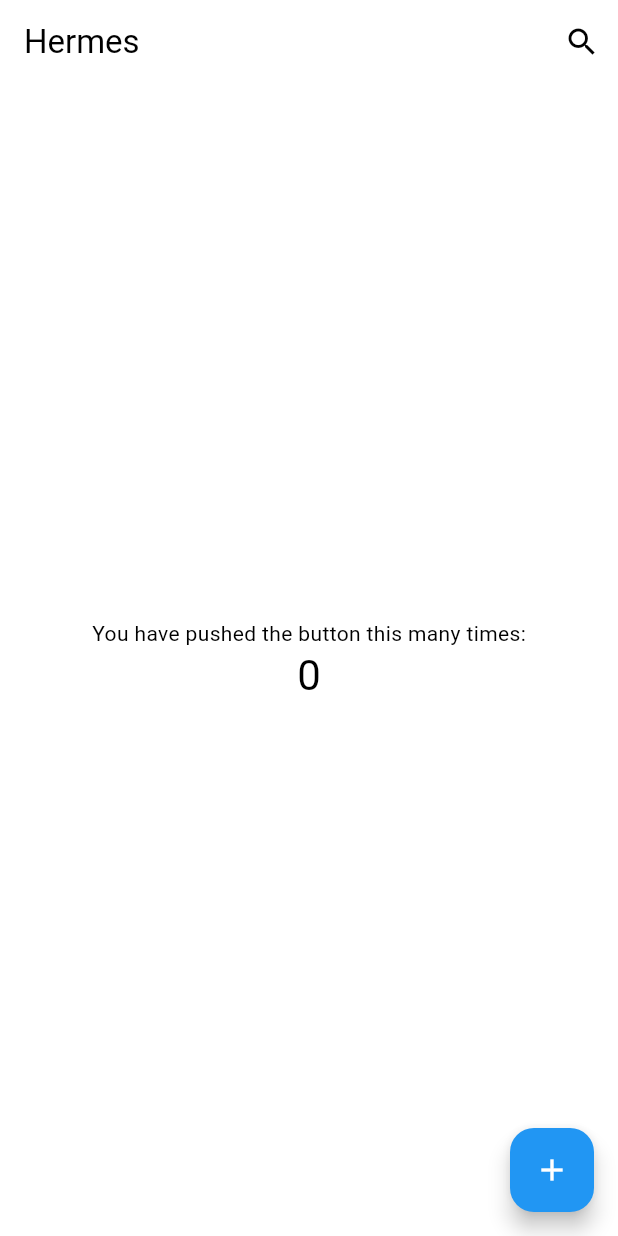
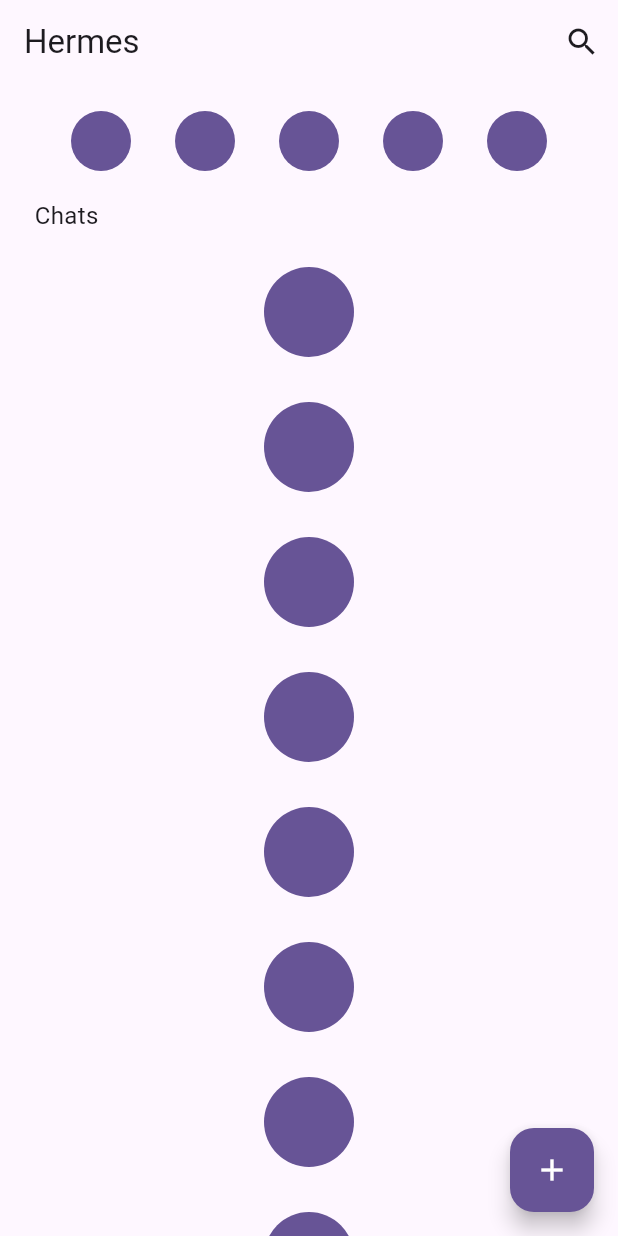
Before and after one commit to FabioFSS/hermes, a Flutter app: the screen it shows after launch, on a phone screen of 412 x 824 dp. Run offline on Flutter 3.47's test engine with Material 3 defaults, Android fonts, the phone set to English and light mode, and no system bars.

Commit message:
feat: add simple example structure

```diff
--- a/lib/main.dart
+++ b/lib/main.dart
@@ -8,23 +8,25 @@ void main() {
   runApp(
     ChangeNotifierProvider(
       create: (_) => ThemeConfig(),
-      child: MyApp(),
+      child: const MyApp(),
     ),
   );
 }
 
 class MyApp extends StatelessWidget {
+  const MyApp({super.key});
+
   @override
   Widget build(BuildContext context) {
     return Consumer<ThemeConfig>(
       builder: (context, themeConfig, child) {
         return MaterialApp(
-          title: 'Custom Themed App',
-          theme: AppTheme.lightTheme, // Light theme
-          darkTheme: AppTheme.darkTheme, // Dark theme
-          themeMode: themeConfig.themeMode, // Toggles between light and dark
+          title: 'Hermes',
+          theme: AppTheme.lightTheme,
+          darkTheme: AppTheme.darkTheme,
+          themeMode: themeConfig.themeMode,
           home: const MyHomePage(
-            title: "Hermes",
+            title: 'Hermes',
           ),
         );
       },
--- a/lib/presentation/home.dart
+++ b/lib/presentation/home.dart
@@ -1,4 +1,8 @@
 import 'package:flutter/material.dart';
+import 'package:hermes/presentation/widgets/chat_card.dart';
+import 'package:hermes/presentation/widgets/chat_list.dart';
+import 'package:hermes/presentation/widgets/fixed_contacts.dart';
+import 'package:hermes/presentation/widgets/section_label.dart';
 
 class MyHomePage extends StatefulWidget {
   const MyHomePage({super.key, required this.title});
@@ -10,41 +14,27 @@ class MyHomePage extends StatefulWidget {
 }
 
 class _MyHomePageState extends State<MyHomePage> {
-  int _counter = 0;
-
-  void _incrementCounter() {
-    setState(() {
-      _counter++;
-    });
-  }
-
   @override
   Widget build(BuildContext context) {
     return Scaffold(
       appBar: AppBar(
-        backgroundColor: Theme.of(context).colorScheme.inversePrimary,
+        backgroundColor: Theme.of(context).colorScheme.surface,
         title: Text(widget.title),
         actions: [
           IconButton(onPressed: () => (), icon: const Icon(Icons.search))
         ],
       ),
-      body: Center(
-        child: Column(
-          mainAxisAlignment: MainAxisAlignment.center,
-          children: <Widget>[
-            const Text(
-              'You have pushed the button this many times:',
-            ),
-            Text(
-              '$_counter',
-              style: Theme.of(context).textTheme.headlineMedium,
-            ),
-          ],
-        ),
+      body: ListView(
+        padding: const EdgeInsets.all(8),
+        children: <Widget>[
+          const FixedContacts(),
+          const SectionLabel('Chats'),
+          for (int i = 0; i < 10; i++) const ChatCard()
+        ],
       ),
       floatingActionButton: FloatingActionButton(
-        onPressed: _incrementCounter,
-        tooltip: 'Increment',
+        onPressed: () => (),
+        tooltip: 'Placeholder',
         child: const Icon(Icons.add),
       ),
     );
--- a/lib/presentation/theme/theme.dart
+++ b/lib/presentation/theme/theme.dart
@@ -5,10 +5,18 @@ class AppTheme {
       brightness: Brightness.light,
       primaryColor: Colors.blue,
       hintColor: Colors.orange,
-      colorScheme: ColorScheme.fromSwatch(
-        primarySwatch: Colors.blue, // Primary color
-        accentColor: Colors.amber, // Accent color for things like FAB
-      ),
+      colorScheme: const ColorScheme(
+          brightness: Brightness.light,
+          primary: Color(0xFF675496),
+          onPrimary: Color(0xFFFFFFFF),
+          secondary: Color(0xFF5D5D72),
+          onSecondary: Color(0xFFFFFFFF),
+          tertiary: Color(0xFF86468C),
+          onTertiary: Color(0xFFFFFFFF),
+          error: Color(0xFFBA1A1A),
+          onError: Color(0xFFFFFFFF),
+          surface: Color(0xFFFEF7FF),
+          onSurface: Color(0xFF1D1B20)),
       appBarTheme: const AppBarTheme());
 
   static ThemeData darkTheme = ThemeData(
--- /dev/null
+++ b/lib/presentation/widgets/chat_card.dart
@@ -0,0 +1,13 @@
+import 'package:flutter/material.dart';
+
+class ChatCard extends StatelessWidget {
+  const ChatCard({super.key});
+
+  @override
+  Widget build(BuildContext context) {
+    return const Padding(
+      padding: EdgeInsets.symmetric(horizontal: 10, vertical: 15),
+      child: SizedBox(height: 60, width: 360, child: CircleAvatar()),
+    );
+  }
+}
--- /dev/null
+++ b/lib/presentation/widgets/fixed_contacts.dart
@@ -0,0 +1,22 @@
+import 'package:flutter/material.dart';
+
+class FixedContacts extends StatelessWidget {
+  const FixedContacts({super.key});
+
+  @override
+  Widget build(BuildContext context) {
+    return const Padding(
+      padding: EdgeInsets.all(10.0),
+      child: Row(
+        mainAxisAlignment: MainAxisAlignment.spaceEvenly,
+        children: [
+          CircleAvatar(),
+          CircleAvatar(),
+          CircleAvatar(),
+          CircleAvatar(),
+          CircleAvatar()
+        ],
+      ),
+    );
+  }
+}
--- /dev/null
+++ b/lib/presentation/widgets/section_label.dart
@@ -0,0 +1,18 @@
+import 'package:flutter/material.dart';
+
+class SectionLabel extends StatelessWidget {
+  final String title;
+
+  const SectionLabel(this.title, {super.key});
+
+  @override
+  Widget build(BuildContext context) {
+    return Padding(
+      padding: const EdgeInsets.symmetric(horizontal: 15.0, vertical: 8.0),
+      child: Text(
+        title,
+        style: const TextStyle(fontSize: 16.0),
+      ),
+    );
+  }
+}
```
